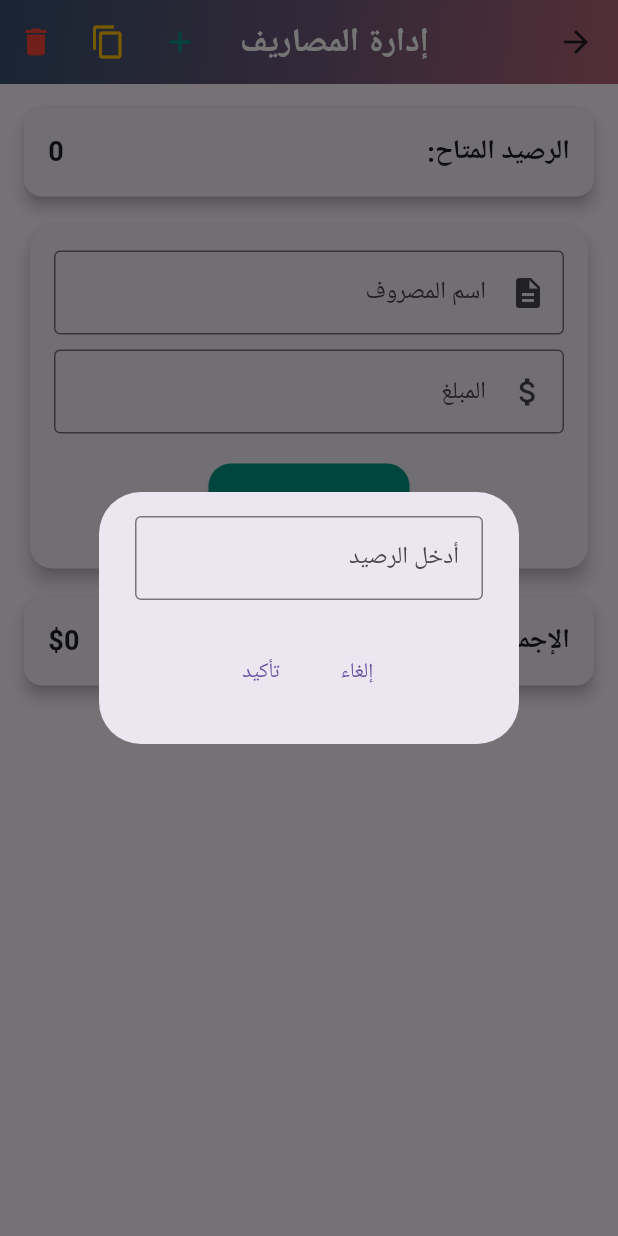
After one commit to Mahmoud7Hany/Expenses, a Flutter app: the ExpenseManagerPage screen opened directly, after a tap on the "add" icon, on a phone screen of 412 x 824 dp. The commit adds this screen. Run offline on Flutter 3.47's test engine with Material 3 defaults, Android fonts, the phone set to English and light mode, and no system bars; our stand-ins replace flutter_slidable, shared_preferences; accounts and stored records are empty.

Commit message:
add ExpenseManagerPage

```diff
--- /dev/null
+++ b/lib/pages/expense_manager_page.dart
@@ -0,0 +1,513 @@
+import 'package:flutter/material.dart';
+import 'package:flutter/services.dart'; // إضافة حزمة clipboard
+import 'package:flutter_slidable/flutter_slidable.dart';
+import 'package:shared_preferences/shared_preferences.dart';
+import 'dart:convert'; // لإستخدام jsonEncode و jsonDecode
+
+//  إدارة النفقات
+class ExpenseManagerPage extends StatefulWidget {
+  @override
+  _ExpenseManagerPageState createState() => _ExpenseManagerPageState();
+}
+
+class _ExpenseManagerPageState extends State<ExpenseManagerPage> {
+  final List<Map<String, dynamic>> _expenses = [];
+  final TextEditingController _nameController = TextEditingController();
+  final TextEditingController _amountController = TextEditingController();
+  final TextEditingController _editNameController = TextEditingController();
+  final TextEditingController _editAmountController = TextEditingController();
+  final TextEditingController _dialogAmountController = TextEditingController();
+  double _totalAmount = 0.0;
+  double _availableBalance = 0.0; // خاصية جديدة لتخزين الرصيد المتاح
+  int? _editingIndex;
+  bool _isAmountFieldEnabled = true; // خاصية للتحكم في تمكين حقل الإدخال
+
+  @override
+  void initState() {
+    super.initState();
+    _loadExpenses();
+  }
+
+  Future<void> _loadExpenses() async {
+    SharedPreferences prefs = await SharedPreferences.getInstance();
+    String? expensesData = prefs.getString('expenses');
+    if (expensesData != null) {
+      List<dynamic> expensesList = jsonDecode(expensesData);
+      setState(() {
+        _expenses.addAll(expensesList.cast<Map<String, dynamic>>());
+        _totalAmount = _expenses.fold(0.0, (sum, item) => sum + item['amount']);
+      });
+    }
+
+    // تحميل الرصيد المتاح
+    double? balance = prefs.getDouble('availableBalance');
+    setState(() {
+      _availableBalance = balance ?? 0.0;
+    });
+    // تحميل حالة تمكين حقل الإدخال
+    bool? isAmountFieldEnabled = prefs.getBool('isAmountFieldEnabled');
+    setState(() {
+      _isAmountFieldEnabled = isAmountFieldEnabled ?? true;
+    });
+  }
+
+  Future<void> _saveExpenses() async {
+    SharedPreferences prefs = await SharedPreferences.getInstance();
+    String expensesData = jsonEncode(_expenses);
+    await prefs.setString('expenses', expensesData);
+
+    // حفظ الرصيد المتاح
+    await prefs.setDouble('availableBalance', _availableBalance);
+
+    // حفظ حالة تمكين حقل الإدخال
+    await prefs.setBool('isAmountFieldEnabled', _isAmountFieldEnabled);
+  }
+
+  void _addExpense(String name, double amount) {
+    if (_availableBalance <= 0) {
+      ScaffoldMessenger.of(context).showSnackBar(
+        SnackBar(content: Text('لا يوجد رصيد متاح لإضافة مصروف.')),
+      );
+      return;
+    }
+    if (amount > _availableBalance) {
+      ScaffoldMessenger.of(context).showSnackBar(
+        SnackBar(content: Text('المبلغ يتجاوز الرصيد المتاح.')),
+      );
+      return;
+    }
+
+    setState(() {
+      _expenses.add({'name': name, 'amount': amount});
+      _totalAmount += amount;
+      _availableBalance -= amount; // خصم المبلغ من الرصيد المتاح
+    });
+    _nameController.clear();
+    _amountController.clear();
+    _saveExpenses();
+  }
+
+  void _editExpense(int index) {
+    final expense = _expenses[index];
+    _editNameController.text = expense['name'];
+    _editAmountController.text = expense['amount'].toString();
+    setState(() {
+      _editingIndex = index;
+    });
+    showDialog(
+      context: context,
+      builder: (BuildContext context) {
+        return AlertDialog(
+          title: Text('تعديل المصروف'),
+          content: Column(
+            mainAxisSize: MainAxisSize.min,
+            children: [
+              TextField(
+                controller: _editNameController,
+                decoration: InputDecoration(
+                  labelText: 'اسم المصروف',
+                  border: OutlineInputBorder(),
+                ),
+              ),
+              SizedBox(height: 10),
+              TextField(
+                controller: _editAmountController,
+                decoration: InputDecoration(
+                  labelText: 'المبلغ',
+                  border: OutlineInputBorder(),
+                ),
+                keyboardType: TextInputType.numberWithOptions(decimal: true),
+              ),
+            ],
+          ),
+          actions: [
+            TextButton(
+              onPressed: () {
+                Navigator.of(context).pop();
+              },
+              child: Text('إلغاء'),
+            ),
+            TextButton(
+              onPressed: () {
+                final String name = _editNameController.text;
+                final double amount =
+                    double.tryParse(_editAmountController.text) ?? 0;
+                if (name.isNotEmpty && amount > 0) {
+                  setState(() {
+                    _totalAmount -= _expenses[_editingIndex!]['amount'];
+                    _availableBalance += _expenses[_editingIndex!]
+                        ['amount']; // إعادة المبلغ إلى الرصيد المتاح
+                    _expenses[_editingIndex!] = {
+                      'name': name,
+                      'amount': amount
+                    };
+                    _totalAmount += amount;
+                    _availableBalance -=
+                        amount; // خصم المبلغ الجديد من الرصيد المتاح
+                  });
+                  _editNameController.clear();
+                  _editAmountController.clear();
+                  _saveExpenses();
+                  Navigator.of(context).pop();
+                }
+              },
+              child: Text('حفظ'),
+            ),
+          ],
+        );
+      },
+    );
+  }
+
+  void _deleteExpense(int index) {
+    setState(() {
+      _availableBalance +=
+          _expenses[index]['amount']; // إضافة المبلغ إلى الرصيد المتاح
+      _totalAmount -= _expenses[index]['amount'];
+      _expenses.removeAt(index);
+    });
+    _saveExpenses();
+  }
+
+  void _copyExpenseToClipboard(int index) {
+    final expense = _expenses[index];
+    final expenseText =
+        '${expense['name']}: ${expense['amount'].toStringAsFixed(0)}';
+    Clipboard.setData(ClipboardData(text: expenseText));
+    ScaffoldMessenger.of(context).showSnackBar(
+      SnackBar(content: Text('تم النسخ')),
+    );
+  }
+
+  void showDeleteConfirmationDialog() {
+    showDialog(
+      context: context,
+      builder: (BuildContext context) {
+        return AlertDialog(
+          title: Text('تأكيد الحذف'),
+          content: Text('هل أنت متأكد أنك تريد حذف جميع المصاريف؟'),
+          actions: <Widget>[
+            TextButton(
+              child: Text('إلغاء'),
+              onPressed: () {
+                Navigator.of(context).pop();
+              },
+            ),
+            TextButton(
+              child: Text('تأكيد'),
+              onPressed: () {
+                _deleteAllExpenses();
+                Navigator.of(context).pop();
+              },
+            ),
+          ],
+        );
+      },
+    );
+  }
+
+  void _deleteAllExpenses() {
+    setState(() {
+      _expenses.clear();
+      _availableBalance = 0.0;
+      _totalAmount = 0.0;
+      _isAmountFieldEnabled = true; // إعادة تمكين حقل الإدخال عند الحذف
+    });
+    _saveExpenses();
+    ScaffoldMessenger.of(context).showSnackBar(
+      SnackBar(content: Text('تم حذف جميع المصاريف')),
+    );
+  }
+
+  void _copyAllExpensesToClipboard() {
+    final expensesText = _expenses
+        .map((expense) =>
+            '${expense['name']}: ${expense['amount'].toStringAsFixed(0)}')
+        .join('\n');
+    final summaryText = 'المجموع: ${_totalAmount.toStringAsFixed(0)}';
+    final textToCopy = '$expensesText\n\n$summaryText';
+    Clipboard.setData(ClipboardData(text: textToCopy));
+
+    ScaffoldMessenger.of(context).showSnackBar(
+      SnackBar(content: Text('تم نسخ جميع المصاريف')),
+    );
+  }
+
+  void _showAmountDialog() {
+    _dialogAmountController.text = _availableBalance.toStringAsFixed(0);
+    _dialogAmountController.clear();
+
+    showDialog(
+      context: context,
+      builder: (BuildContext context) {
+        return AlertDialog(
+          content: TextField(
+            controller: _dialogAmountController,
+            decoration: InputDecoration(
+              labelText: 'أدخل الرصيد',
+              border: OutlineInputBorder(),
+            ),
+            keyboardType: TextInputType.numberWithOptions(decimal: true),
+            enabled: _isAmountFieldEnabled, // تمكين/تعطيل حقل الإدخال
+          ),
+          actions: [
+            Row(
+              mainAxisAlignment: MainAxisAlignment.center,
+              children: [
+                TextButton(
+                  onPressed: () {
+                    Navigator.of(context).pop();
+                  },
+                  child: Text('إلغاء'),
+                ),
+                TextButton(
+                  onPressed: () {
+                    final double amount =
+                        double.tryParse(_dialogAmountController.text) ?? 0;
+                    if (amount > 0) {
+                      setState(() {
+                        _availableBalance = amount; // تحديث الرصيد المتاح
+                        _isAmountFieldEnabled =
+                            false; // إيقاف حقل الإدخال بعد التحديث
+                      });
+                      _saveExpenses(); // حفظ التعديلات
+                      Navigator.of(context).pop();
+                    }
+                  },
+                  child: Text('تأكيد'),
+                ),
+              ],
+            )
+          ],
+        );
+      },
+    );
+  }
+
+  @override
+  Widget build(BuildContext context) {
+    return Scaffold(
+      appBar: AppBar(
+        centerTitle: true,
+        title: Text(
+          'إدارة المصاريف',
+          style: TextStyle(
+            color: Colors.white,
+            fontWeight: FontWeight.bold,
+          ),
+        ),
+        actions: [
+          IconButton(
+            icon: Icon(Icons.add),
+            onPressed: _showAmountDialog, // أضف الزر الجديد هنا
+            color: Colors.teal,
+          ),
+          IconButton(
+            icon: Icon(Icons.copy),
+            onPressed: _copyAllExpensesToClipboard,
+            color: Colors.amber,
+          ),
+          IconButton(
+            icon: Icon(Icons.delete),
+            onPressed: showDeleteConfirmationDialog,
+            color: Colors.red,
+          ),
+        ],
+        flexibleSpace: Container(
+          decoration: BoxDecoration(
+            gradient: LinearGradient(
+              colors: [
+                Color(0xFF355070),
+                Color(0xFF6d597a),
+                Color(0xFFb56576),
+              ],
+              begin: Alignment.topLeft,
+              end: Alignment.bottomRight,
+            ),
+          ),
+        ),
+      ),
+      body: SingleChildScrollView(
+        child: Padding(
+          padding: EdgeInsets.all(16.0),
+          child: Column(
+            children: [
+              Card(
+                elevation: 4.0,
+                margin: EdgeInsets.only(bottom: 16.0),
+                child: Padding(
+                  padding: const EdgeInsets.all(16.0),
+                  child: Column(
+                    crossAxisAlignment: CrossAxisAlignment.start,
+                    children: [
+                      Row(
+                        mainAxisAlignment: MainAxisAlignment.spaceBetween,
+                        children: [
+                          Text(
+                            'الرصيد المتاح:',
+                            style: TextStyle(
+                                fontSize: 18.0, fontWeight: FontWeight.bold),
+                          ),
+                          Text(
+                            '${_availableBalance.toStringAsFixed(0)}',
+                            style: TextStyle(
+                                fontSize: 18.0, fontWeight: FontWeight.bold),
+                          ),
+                        ],
+                      ),
+                    ],
+                  ),
+                ),
+              ),
+              Card(
+                shape: RoundedRectangleBorder(
+                  borderRadius: BorderRadius.circular(15.0),
+                ),
+                elevation: 5,
+                child: Padding(
+                  padding: EdgeInsets.all(16.0),
+                  child: Column(
+                    children: [
+                      TextField(
+                        controller: _nameController,
+                        decoration: InputDecoration(
+                          labelText: 'اسم المصروف',
+                          border: OutlineInputBorder(),
+                          prefixIcon: Icon(Icons.description),
+                        ),
+                      ),
+                      SizedBox(height: 10),
+                      TextField(
+                        controller: _amountController,
+                        decoration: InputDecoration(
+                          labelText: 'المبلغ',
+                          border: OutlineInputBorder(),
+                          prefixIcon: Icon(Icons.attach_money),
+                        ),
+                        keyboardType:
+                            TextInputType.numberWithOptions(decimal: true),
+                      ),
+                      SizedBox(height: 20),
+                      ElevatedButton(
+                        onPressed: () {
+                          final String name = _nameController.text;
+                          final double amount =
+                              double.tryParse(_amountController.text) ?? 0;
+                          if (name.isNotEmpty && amount > 0) {
+                            _addExpense(name, amount);
+                          }
+                        },
+                        style: ElevatedButton.styleFrom(
+                          foregroundColor: Colors.white,
+                          backgroundColor: Colors.teal,
+                          shape: RoundedRectangleBorder(
+                            borderRadius: BorderRadius.circular(15.0),
+                          ),
+                        ),
+                        child: Padding(
+                          padding: EdgeInsets.symmetric(vertical: 15.0),
+                          child: Text('إضافة مصروف',
+                              style: TextStyle(fontSize: 16)),
+                        ),
+                      ),
+                    ],
+                  ),
+                ),
+              ),
+              SizedBox(height: 15),
+              Card(
+                elevation: 4.0,
+                margin: EdgeInsets.only(bottom: 16.0),
+                child: Padding(
+                  padding: const EdgeInsets.all(16.0),
+                  child: Column(
+                    crossAxisAlignment: CrossAxisAlignment.start,
+                    children: [
+                      Row(
+                        mainAxisAlignment: MainAxisAlignment.spaceBetween,
+                        children: [
+                          Text(
+                            'الإجمالي:',
+                            style: TextStyle(
+                                fontSize: 18.0, fontWeight: FontWeight.bold),
+                          ),
+                          Text(
+                            '\$${_totalAmount.toStringAsFixed(0)}',
+                            style: TextStyle(
+                                fontSize: 18.0, fontWeight: FontWeight.bold),
+                          ),
+                        ],
+                      ),
+                    ],
+                  ),
+                ),
+              ),
+              SizedBox(height: 10),
+              ListView.builder(
+                shrinkWrap: true,
+                physics: NeverScrollableScrollPhysics(),
+                itemCount: _expenses.length,
+                itemBuilder: (context, index) {
+                  return Slidable(
+                    endActionPane: ActionPane(
+                      motion: const ScrollMotion(),
+                      children: [
+                        SlidableAction(
+                          backgroundColor: Colors.blue,
+                          icon: Icons.edit,
+                          onPressed: (context) => _editExpense(index),
+                        ),
+                        SlidableAction(
+                          backgroundColor: Colors.teal,
+                          icon: Icons.copy,
+                          onPressed: (context) =>
+                              _copyExpenseToClipboard(index),
+                        ),
+                        SlidableAction(
+                          backgroundColor: Colors.red,
+                          icon: Icons.delete,
+                          onPressed: (context) => _deleteExpense(index),
+                        ),
+                      ],
+                    ),
+                    child: Card(
+                      shape: RoundedRectangleBorder(
+                        borderRadius: BorderRadius.circular(10.0),
+                      ),
+                      elevation: 3,
+                      child: ListTile(
+                        leading: CircleAvatar(
+                          backgroundColor: Colors.teal,
+                          child: Icon(Icons.money, color: Colors.white),
+                        ),
+                        title: Text(
+                          _expenses[index]['name'],
+                          style: TextStyle(
+                            fontWeight: FontWeight.bold,
+                            fontSize: 16.0,
+                          ),
+                        ),
+                        trailing: Row(
+                          mainAxisSize: MainAxisSize.min,
+                          children: [
+                            Text(
+                              '\$${_expenses[index]['amount'].toStringAsFixed(0)}',
+                              style: TextStyle(
+                                fontWeight: FontWeight.bold,
+                                fontSize: 14,
+                              ),
+                            ),
+                          ],
+                        ),
+                      ),
+                    ),
+                  );
+                },
+              ),
+            ],
+          ),
+        ),
+      ),
+    );
+  }
+}
```
Also changed, not shown: lib/widget/Basics_Widget/drawer_widget.dart (+12 -0 lines).
